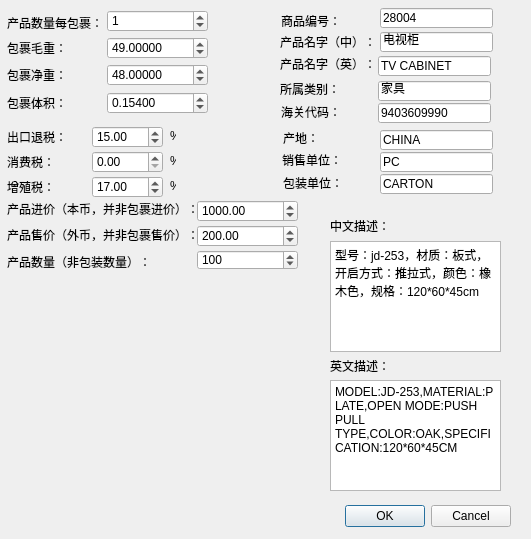
Old version of the form src/productdialog.ui in the repository adrianx77/DeusExMachina.
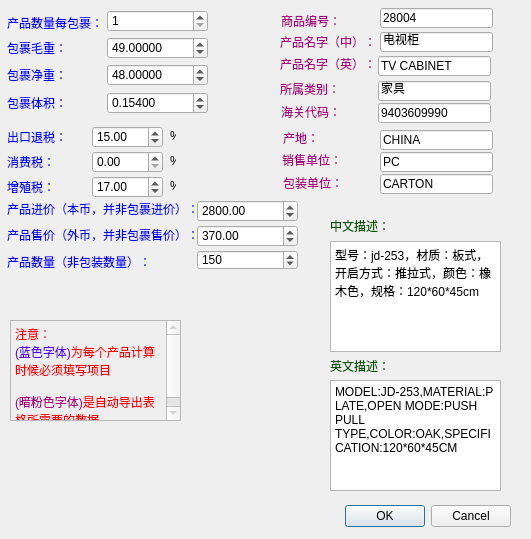
New version of the form.

The edit to the form file:
```diff
--- a/src/productdialog.ui
+++ b/src/productdialog.ui
@@ -38,6 +38,9 @@
      <height>12</height>
     </rect>
    </property>
+   <property name="styleSheet">
+    <string notr="true">color: rgb(170, 0, 127);</string>
+   </property>
    <property name="text">
     <string>产品名字（中）：</string>
    </property>
@@ -83,6 +86,9 @@
      <height>12</height>
     </rect>
    </property>
+   <property name="styleSheet">
+    <string notr="true">color: rgb(0, 0, 255)</string>
+   </property>
    <property name="text">
     <string>包裹毛重：</string>
    </property>
@@ -115,6 +121,9 @@
      <height>12</height>
     </rect>
    </property>
+   <property name="styleSheet">
+    <string notr="true">color: rgb(0, 0, 255)</string>
+   </property>
    <property name="text">
     <string>包裹净重：</string>
    </property>
@@ -147,6 +156,9 @@
      <height>12</height>
     </rect>
    </property>
+   <property name="styleSheet">
+    <string notr="true">color: rgb(0, 0, 255)</string>
+   </property>
    <property name="text">
     <string>包裹体积：</string>
    </property>
@@ -164,7 +176,7 @@
     <double>999999999.000000000000000</double>
    </property>
    <property name="value">
-    <double>1000.000000000000000</double>
+    <double>2800.000000000000000</double>
    </property>
   </widget>
   <widget class="QLabel" name="label_9">
@@ -176,6 +188,9 @@
      <height>12</height>
     </rect>
    </property>
+   <property name="styleSheet">
+    <string notr="true">color: rgb(0, 0, 255)</string>
+   </property>
    <property name="text">
     <string>产品进价（本币，并非包裹进价）：</string>
    </property>
@@ -193,7 +208,7 @@
     <double>999999999.000000000000000</double>
    </property>
    <property name="value">
-    <double>200.000000000000000</double>
+    <double>370.000000000000000</double>
    </property>
   </widget>
   <widget class="QLabel" name="label_10">
@@ -205,6 +220,9 @@
      <height>12</height>
     </rect>
    </property>
+   <property name="styleSheet">
+    <string notr="true">color: rgb(0, 0, 255)</string>
+   </property>
    <property name="text">
     <string>产品售价（外币，并非包裹售价）：</string>
    </property>
@@ -218,6 +236,9 @@
      <height>12</height>
     </rect>
    </property>
+   <property name="styleSheet">
+    <string notr="true">color: rgb(0, 0, 255)</string>
+   </property>
    <property name="text">
     <string>产品数量每包裹：</string>
    </property>
@@ -231,6 +252,9 @@
      <height>22</height>
     </rect>
    </property>
+   <property name="minimum">
+    <number>1</number>
+   </property>
    <property name="maximum">
     <number>999999999</number>
    </property>
@@ -254,7 +278,7 @@
     <number>999999999</number>
    </property>
    <property name="value">
-    <number>100</number>
+    <number>150</number>
    </property>
    <property name="displayIntegerBase">
     <number>10</number>
@@ -269,6 +293,9 @@
      <height>12</height>
     </rect>
    </property>
+   <property name="styleSheet">
+    <string notr="true">color: rgb(0, 0, 255)</string>
+   </property>
    <property name="text">
     <string>产品数量（非包装数量）：</string>
    </property>
@@ -282,6 +309,9 @@
      <height>12</height>
     </rect>
    </property>
+   <property name="styleSheet">
+    <string notr="true">color: rgb(0, 0, 255)</string>
+   </property>
    <property name="text">
     <string>出口退税：</string>
    </property>
@@ -324,6 +354,9 @@
      <height>12</height>
     </rect>
    </property>
+   <property name="styleSheet">
+    <string notr="true">color: rgb(0, 0, 255)</string>
+   </property>
    <property name="text">
     <string>消费税：</string>
    </property>
@@ -366,6 +399,9 @@
      <height>12</height>
     </rect>
    </property>
+   <property name="styleSheet">
+    <string notr="true">color: rgb(0, 0, 255)</string>
+   </property>
    <property name="text">
     <string>增殖税：</string>
    </property>
@@ -408,6 +444,9 @@
      <height>12</height>
     </rect>
    </property>
+   <property name="styleSheet">
+    <string notr="true">color: rgb(170, 0, 127);</string>
+   </property>
    <property name="text">
     <string>产品名字（英）：</string>
    </property>
@@ -434,6 +473,9 @@
      <height>12</height>
     </rect>
    </property>
+   <property name="styleSheet">
+    <string notr="true">color: rgb(170, 0, 127);</string>
+   </property>
    <property name="text">
     <string>商品编号：</string>
    </property>
@@ -460,6 +502,9 @@
      <height>12</height>
     </rect>
    </property>
+   <property name="styleSheet">
+    <string notr="true">color: rgb(170, 0, 127);</string>
+   </property>
    <property name="text">
     <string>所属类别：</string>
    </property>
@@ -486,6 +531,9 @@
      <height>12</height>
     </rect>
    </property>
+   <property name="styleSheet">
+    <string notr="true">color: rgb(170, 0, 127);</string>
+   </property>
    <property name="text">
     <string>海关代码：</string>
    </property>
@@ -525,6 +573,9 @@
      <height>12</height>
     </rect>
    </property>
+   <property name="styleSheet">
+    <string notr="true">color: rgb(170, 0, 127);</string>
+   </property>
    <property name="text">
     <string>销售单位：</string>
    </property>
@@ -551,6 +602,9 @@
      <height>12</height>
     </rect>
    </property>
+   <property name="styleSheet">
+    <string notr="true">color: rgb(170, 0, 127);</string>
+   </property>
    <property name="text">
     <string>包装单位：</string>
    </property>
@@ -564,6 +618,9 @@
      <height>12</height>
     </rect>
    </property>
+   <property name="styleSheet">
+    <string notr="true">color: rgb(170, 0, 127);</string>
+   </property>
    <property name="text">
     <string>产地：</string>
    </property>
@@ -624,6 +681,9 @@
      <height>12</height>
     </rect>
    </property>
+   <property name="styleSheet">
+    <string notr="true">color: rgb(0, 85, 0)</string>
+   </property>
    <property name="text">
     <string>中文描述：</string>
    </property>
@@ -637,10 +697,36 @@
      <height>12</height>
     </rect>
    </property>
+   <property name="styleSheet">
+    <string notr="true">color: rgb(0, 85, 0)</string>
+   </property>
    <property name="text">
     <string>英文描述：</string>
    </property>
   </widget>
+  <widget class="QTextBrowser" name="textBrowser">
+   <property name="enabled">
+    <bool>false</bool>
+   </property>
+   <property name="geometry">
+    <rect>
+     <x>10</x>
+     <y>320</y>
+     <width>171</width>
+     <height>101</height>
+    </rect>
+   </property>
+   <property name="html">
+    <string>&lt;!DOCTYPE HTML PUBLIC &quot;-//W3C//DTD HTML 4.0//EN&quot; &quot;http://www.w3.org/TR/REC-html40/strict.dtd&quot;&gt;
+&lt;html&gt;&lt;head&gt;&lt;meta name=&quot;qrichtext&quot; content=&quot;1&quot; /&gt;&lt;style type=&quot;text/css&quot;&gt;
+p, li { white-space: pre-wrap; }
+&lt;/style&gt;&lt;/head&gt;&lt;body style=&quot; font-family:'SimSun'; font-size:9pt; font-weight:400; font-style:normal;&quot;&gt;
+&lt;p style=&quot; margin-top:0px; margin-bottom:0px; margin-left:0px; margin-right:0px; -qt-block-indent:0; text-indent:0px;&quot;&gt;&lt;span style=&quot; color:#ff0000;&quot;&gt;注意：&lt;/span&gt;&lt;/p&gt;
+&lt;p style=&quot; margin-top:0px; margin-bottom:0px; margin-left:0px; margin-right:0px; -qt-block-indent:0; text-indent:0px;&quot;&gt;&lt;span style=&quot; color:#5500ff;&quot;&gt;(蓝色字体)&lt;/span&gt;&lt;span style=&quot; color:#ff0000;&quot;&gt;为每个产品计算时候必须填写项目&lt;/span&gt;&lt;/p&gt;
+&lt;p style=&quot;-qt-paragraph-type:empty; margin-top:0px; margin-bottom:0px; margin-left:0px; margin-right:0px; -qt-block-indent:0; text-indent:0px; color:#ff0000;&quot;&gt;&lt;br /&gt;&lt;/p&gt;
+&lt;p style=&quot; margin-top:0px; margin-bottom:0px; margin-left:0px; margin-right:0px; -qt-block-indent:0; text-indent:0px;&quot;&gt;&lt;span style=&quot; color:#aa007f;&quot;&gt;(暗粉色字体)&lt;/span&gt;&lt;span style=&quot; color:#ff0000;&quot;&gt;是自动导出表格所需要的数据&lt;/span&gt;&lt;/p&gt;&lt;/body&gt;&lt;/html&gt;</string>
+   </property>
+  </widget>
  </widget>
  <resources/>
  <connections>
```
